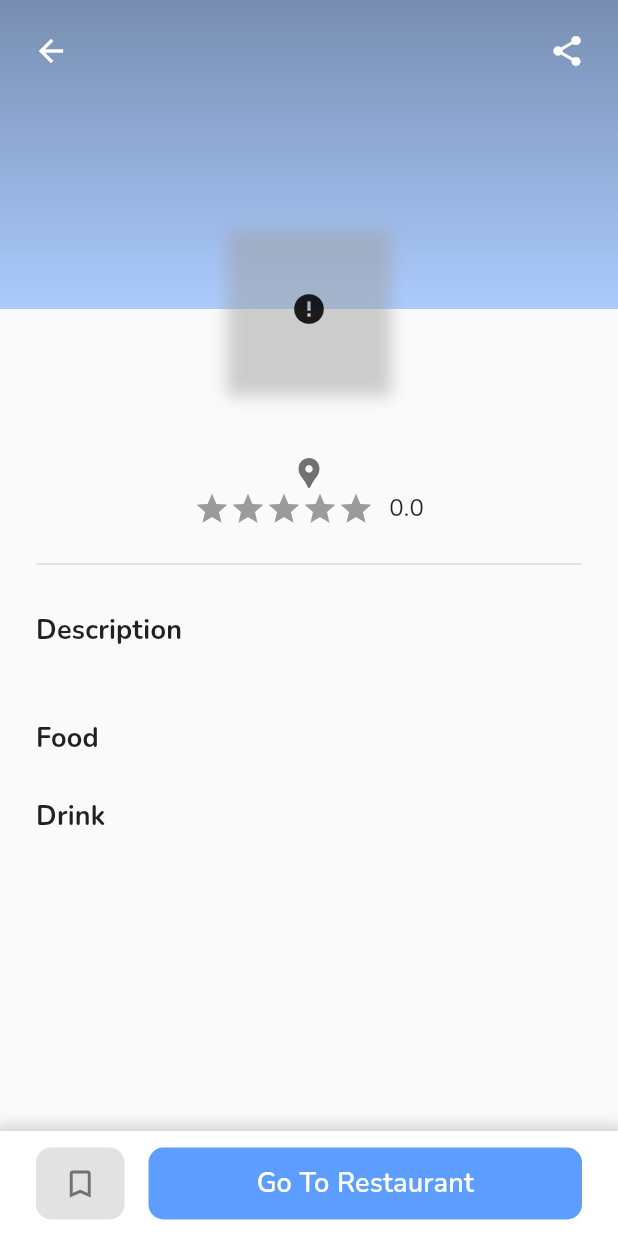
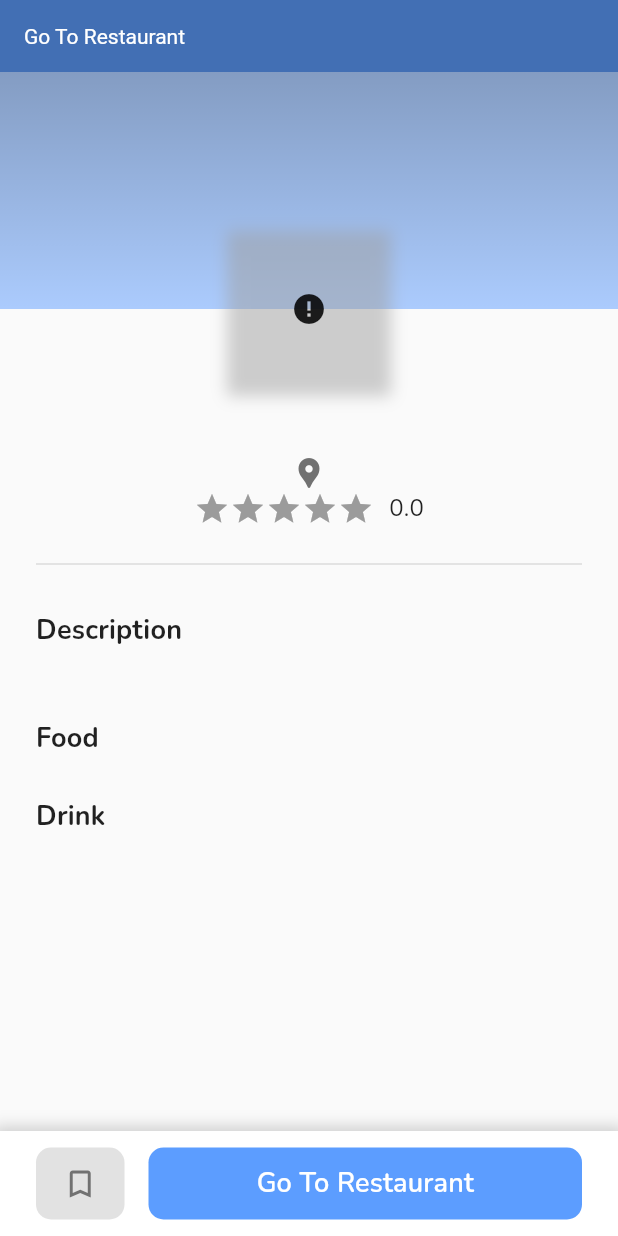
Before and after one commit to zeed-dev/submission-1-fundamental, a Flutter app: the DetailPage screen opened directly with empty values, after a tap on "Go To Restaurant", on a phone screen of 412 x 824 dp. Run offline on Flutter 3.47's test engine with Material 2 defaults, Android fonts, the light colour scheme and no system bars; drawn by our look-alikes of cached_network_image, flutter_rating_bar; our stand-ins replace google_fonts, lottie, share; network calls fail.

Commit message:
fix - btn go to restaurant

```diff
--- a/lib/presentation/pages/detail_page.dart
+++ b/lib/presentation/pages/detail_page.dart
@@ -192,7 +192,14 @@ class _DetailPageState extends State<DetailPage> {
             ),
             Expanded(
               child: InkWell(
-                onTap: () {},
+                onTap: () {
+                  Flushbar(
+                    flushbarPosition: FlushbarPosition.TOP,
+                    message: "Go To Restaurant",
+                    duration: Duration(seconds: 3),
+                    backgroundColor: KBlue,
+                  ).show(context);
+                },
                 child: Container(
                   height: 48,
                   decoration: BoxDecoration(
```
